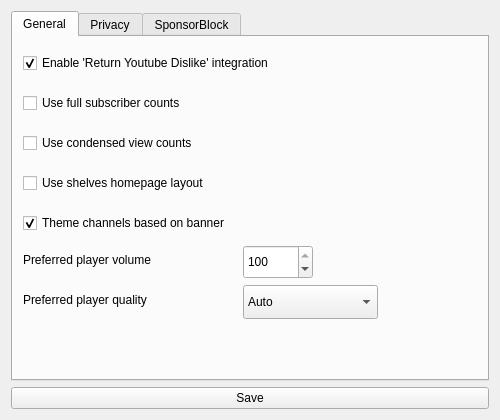
Qt form src/ui/forms/settingsform.ui (BowDown097/QtTube) before a commit.
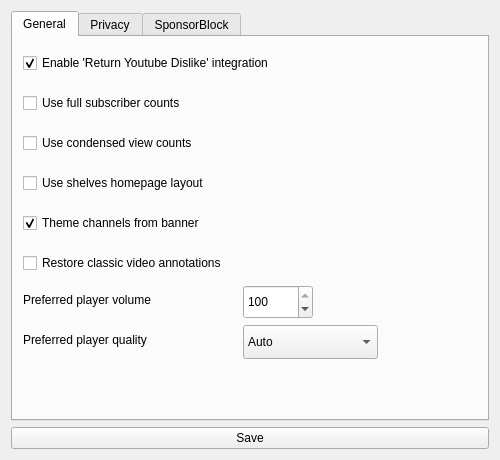
The same form after that commit.

Commit message: Add classic annotations support

Patch:
```diff
--- a/src/ui/forms/settingsform.ui
+++ b/src/ui/forms/settingsform.ui
@@ -7,7 +7,7 @@
     <x>0</x>
     <y>0</y>
     <width>500</width>
-    <height>420</height>
+    <height>460</height>
    </rect>
   </property>
   <property name="windowTitle">
@@ -50,7 +50,7 @@
        <property name="geometry">
         <rect>
          <x>10</x>
-         <y>210</y>
+         <y>250</y>
          <width>220</width>
          <height>26</height>
         </rect>
@@ -63,7 +63,7 @@
        <property name="geometry">
         <rect>
          <x>230</x>
-         <y>208</y>
+         <y>248</y>
          <width>70</width>
          <height>34</height>
         </rect>
@@ -121,7 +121,7 @@
        <property name="geometry">
         <rect>
          <x>10</x>
-         <y>250</y>
+         <y>290</y>
          <width>220</width>
          <height>26</height>
         </rect>
@@ -134,7 +134,7 @@
        <property name="geometry">
         <rect>
          <x>230</x>
-         <y>248</y>
+         <y>288</y>
          <width>135</width>
          <height>34</height>
         </rect>
@@ -200,12 +200,25 @@
         </rect>
        </property>
        <property name="text">
-        <string>Theme channels based on banner</string>
+        <string>Theme channels from banner</string>
        </property>
        <property name="checked">
         <bool>true</bool>
        </property>
       </widget>
+      <widget class="QCheckBox" name="restoreAnnotations">
+       <property name="geometry">
+        <rect>
+         <x>10</x>
+         <y>210</y>
+         <width>400</width>
+         <height>32</height>
+        </rect>
+       </property>
+       <property name="text">
+        <string>Restore classic video annotations</string>
+       </property>
+      </widget>
      </widget>
      <widget class="QWidget" name="privacy">
       <attribute name="title">
```
Left out of the diff: 4 changed lines with no effect on the pictures. The commit also changes 23 other files.
